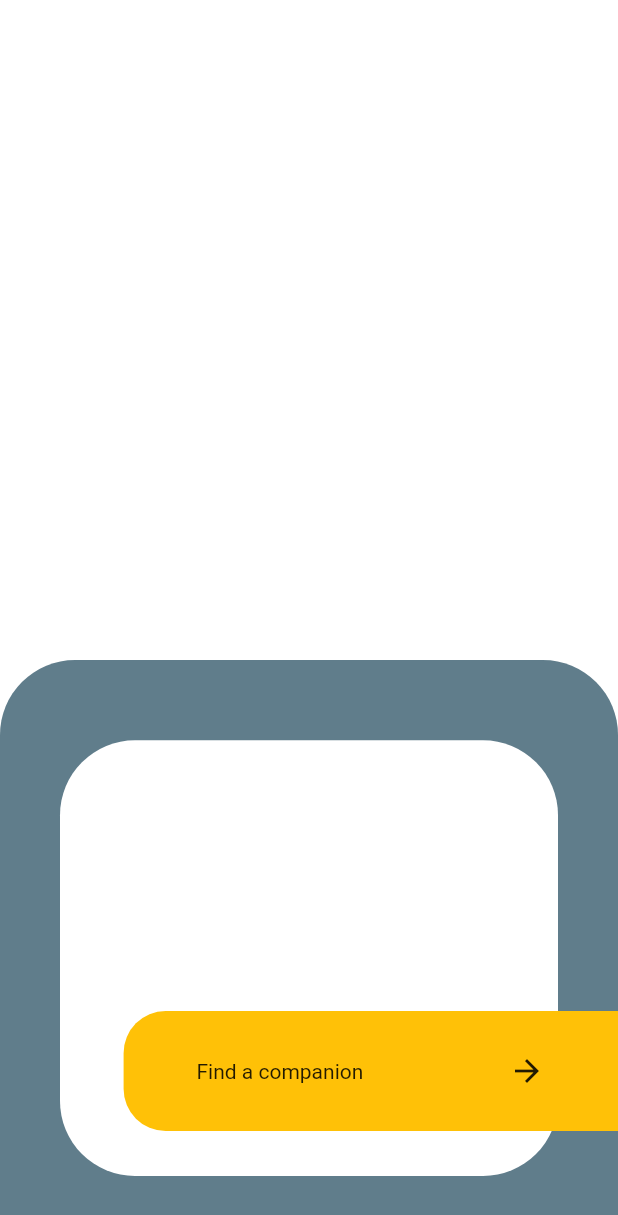
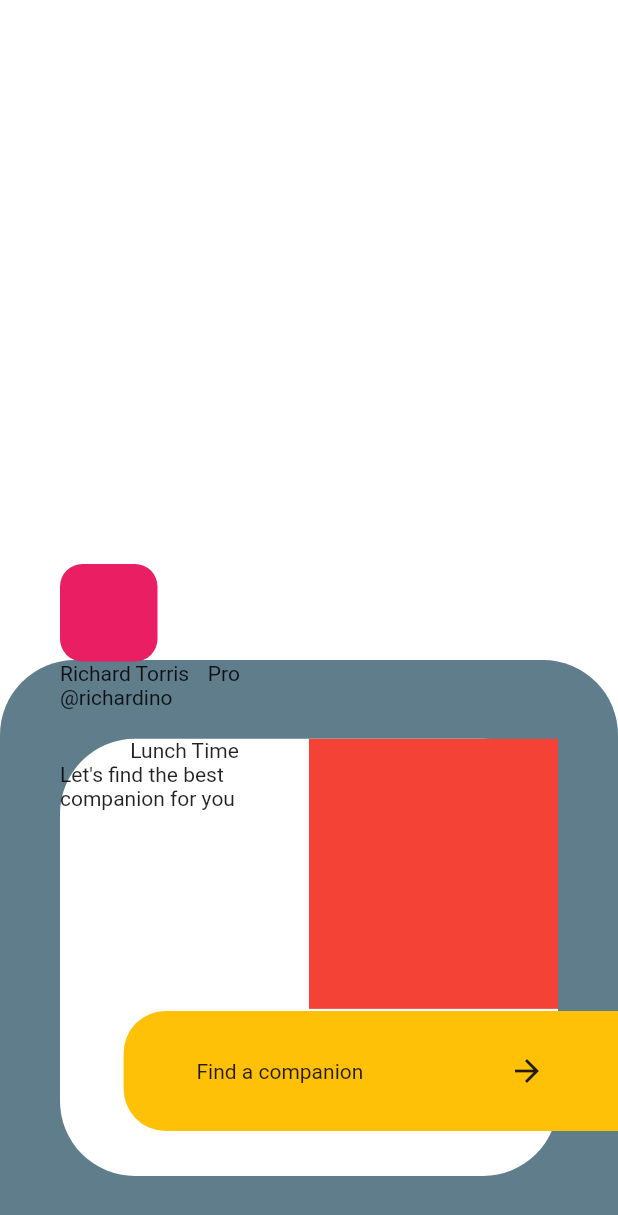
Before and after one commit to france00mf/challenge_flutter_1, a Flutter app: the screen it shows after launch, on a phone screen of 412 x 824 dp. Shown: the top 1215 px of the screen. Run offline on Flutter 3.47's test engine with Material 2 defaults, Android fonts, the phone set to English and light mode, and no system bars.

Commit message:
build: positioned text and other items on 3º component

```diff
--- a/lib/src/ui/home/home.dart
+++ b/lib/src/ui/home/home.dart
@@ -48,13 +48,75 @@ class _HomeState extends State<Home> {
                         direction: Axis.vertical,
                         children: <Widget>[
                           Expanded(
-                              flex: 30,
+                              flex: 28,
                               child: Container(
-                                  //color: Colors.amber,
-                                  )),
+                                width: double.infinity,
+                                child: Column(
+                                  children: <Widget>[
+                                    Align(
+                                      alignment: Alignment.topLeft,
+                                      child: Container(
+                                        width: 65,
+                                        height: 65,
+                                        decoration: BoxDecoration(
+                                            color: Colors.pink,
+                                            borderRadius: BorderRadius.all(
+                                                Radius.circular(15))),
+                                      ),
+                                    ),
+                                    Align(
+                                      alignment: Alignment.topLeft,
+                                      child: Container(
+                                        alignment: Alignment.topLeft,
+                                        width: 120,
+                                        child: Row(
+                                          mainAxisAlignment:
+                                              MainAxisAlignment.spaceBetween,
+                                          children: <Widget>[
+                                            Text("Richard Torris"),
+                                            Text("Pro")
+                                          ],
+                                        ),
+                                      ),
+                                    ),
+                                    Align(
+                                        alignment: Alignment.topLeft,
+                                        child: Text("@richardino")),
+                                  ],
+                                ),
+                                //color: Colors.amber,
+                              )),
                           Expanded(
                               flex: 70,
                               child: Container(
+                                child: Column(
+                                  children: <Widget>[
+                                    Container(
+                                      child: Row(
+                                        children: <Widget>[
+                                          Expanded(
+                                            flex: 50,
+                                            child: Column(
+                                              children: <Widget>[
+                                                Text("Lunch Time"),
+                                                Text(
+                                                  "Let's find the best companion for you",
+                                                )
+                                              ],
+                                            ),
+                                          ),
+                                          Expanded(
+                                              flex: 50,
+                                              child: Container(
+                                                decoration: BoxDecoration(
+                                                    color: Colors.red),
+                                              ))
+                                        ],
+                                      ),
+                                      height: 180,
+                                    )
+                                  ],
+                                ),
                                 decoration: BoxDecoration(
                                     color: Colors.white,
                                     borderRadius:
@@ -84,7 +146,7 @@ class _HomeState extends State<Home> {
                   ),
                 ],
               ),
-              height: 415,
+              height: 408,
               margin: EdgeInsets.only(bottom: 40),
               decoration: BoxDecoration(
                   //color: Colors.black.withOpacity(0.5),
@@ -97,9 +159,21 @@ class _HomeState extends State<Home> {
   }
 }
 /*
-Container(
-                      width: 100,
-                      height: 40,
-                      color: Colors.pink,
-                    ),
+Expanded(
+                                      flex: 50,
+                                      child: Column(
+                                        children: <Widget>[
+                                          Text("Lunch Time"),
+                                          Text(
+                                            "Let's find the best companion for you",
+                                          )
+                                        ],
+                                      ),
+                                    ),
+                                    Expanded(
+                                        flex: 50,
+                                        child: Container(
+                                          decoration:
+                                              BoxDecoration(color: Colors.red),
+                                        ))
 */
--- a/notes/notes.txt
+++ b/notes/notes.txt
@@ -10,3 +10,7 @@ Flex(
 direction: axis.vertical,
 children: <Widget>[}
 )
+
+-----------------------------------------
+
+width: MediaQuerie.of(context).size.width * 0.5,
```
